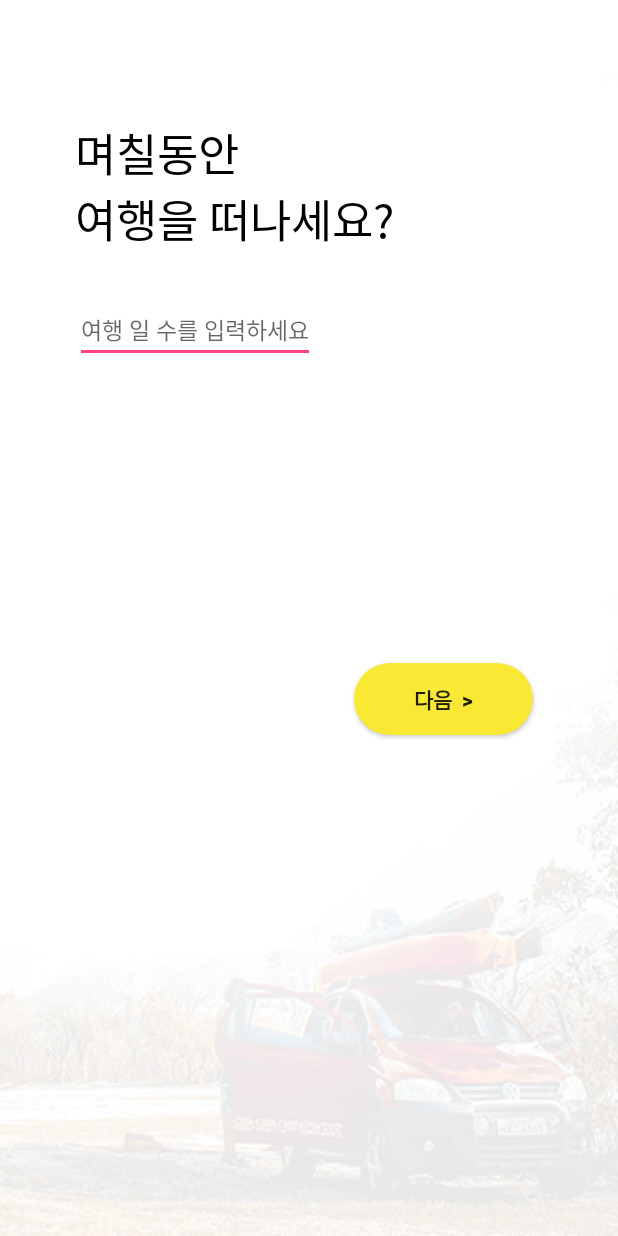
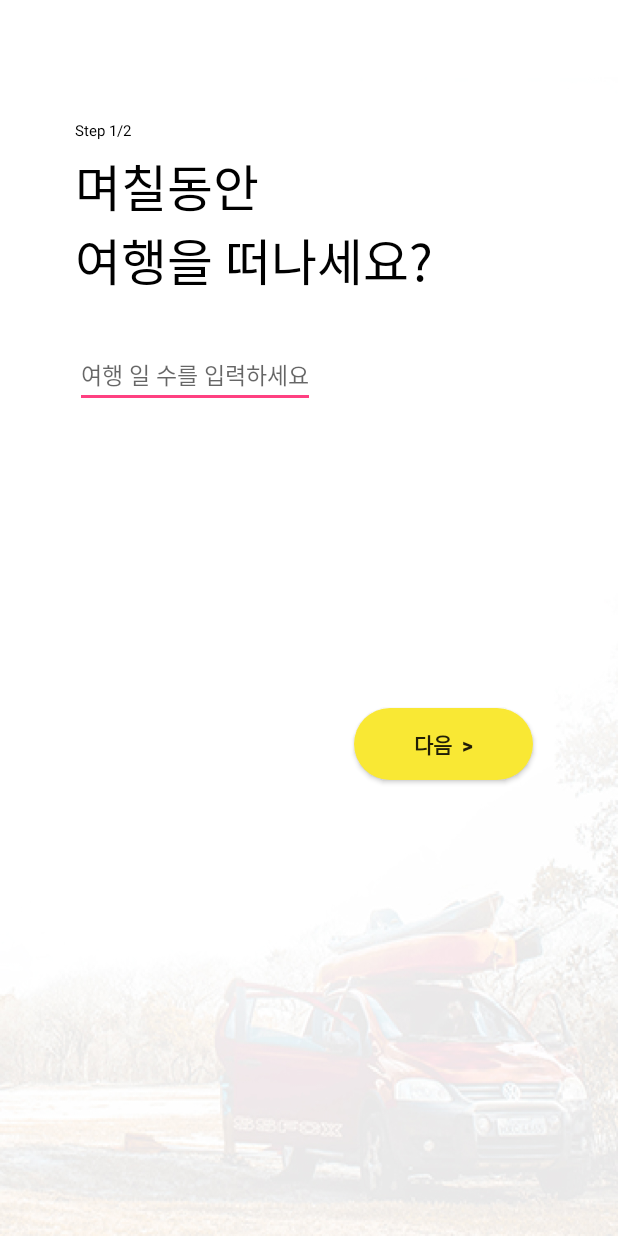
Before and after one commit to ohdoking/lazyTripperRemakeAndroid, an Android app: the layout activity_date_pick.xml on its own in the app's theme, with its tools: preview values and no code run, on a phone screen of 412 x 824 dp. Run offline under Robolectric (Android 15) with nearby library versions, the phone set to English and light mode, and no system bars; Roboto replaces fonts that are not available here.

Commit message:
텍스트 수정

```diff
--- a/app/src/main/res/layout/activity_date_pick.xml
+++ b/app/src/main/res/layout/activity_date_pick.xml
@@ -15,10 +15,21 @@
         android:layout_marginLeft="50dp"
         android:layout_marginRight="90dp"
         android:layout_marginTop="70dp"
+        android:text="Step 1/2"
+        android:textAlignment="inherit"
+        android:textColor="#000000"
+        android:textSize="10sp" />
+
+    <TextView
+        android:layout_width="wrap_content"
+        android:layout_height="wrap_content"
+        android:layout_marginLeft="50dp"
+        android:layout_marginRight="90dp"
+        android:layout_marginTop="5dp"
         android:text="며칠동안\n여행을 떠나세요?"
         android:textAlignment="inherit"
         android:textColor="#000000"
-        android:textSize="30sp" />
+        android:textSize="33sp" />
 
     <EditText
         android:id="@+id/datePick"
```
Also changed, not shown: app/src/main/res/layout/activity_home.xml (+1 -11 lines).
